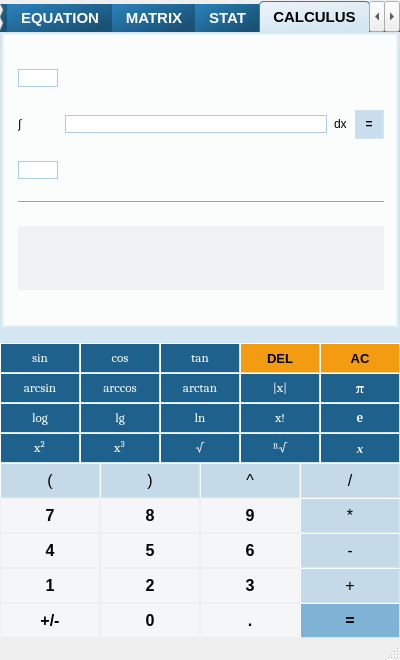
First picture: the form in visualcalc.ui, repository Ruixin-Wang/VisualCalc, before the edit.
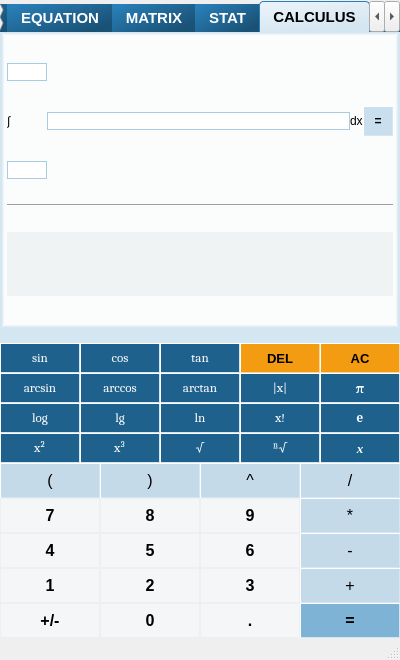
Second picture: the form after the edit. The open tabs and pages were chosen to show the change.

Patch:
```diff
--- a/visualcalc.ui
+++ b/visualcalc.ui
@@ -4502,19 +4502,19 @@
        </attribute>
        <layout class="QGridLayout" name="gridLayout_3">
         <property name="leftMargin">
-         <number>11</number>
+         <number>0</number>
         </property>
         <property name="topMargin">
-         <number>11</number>
+         <number>0</number>
+        </property>
+        <property name="rightMargin">
+         <number>0</number>
         </property>
         <property name="bottomMargin">
-         <number>11</number>
+         <number>0</number>
         </property>
-        <property name="horizontalSpacing">
-         <number>7</number>
-        </property>
-        <property name="verticalSpacing">
-         <number>2</number>
+        <property name="spacing">
+         <number>0</number>
         </property>
         <item row="3" column="1" colspan="3">
          <widget class="QLabel" name="dummy3">
```
